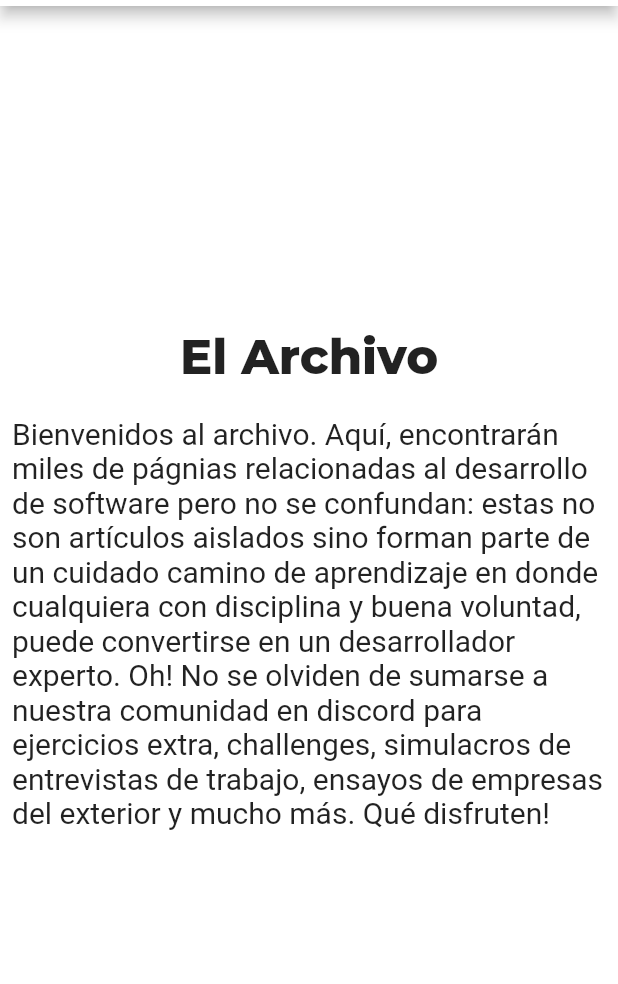
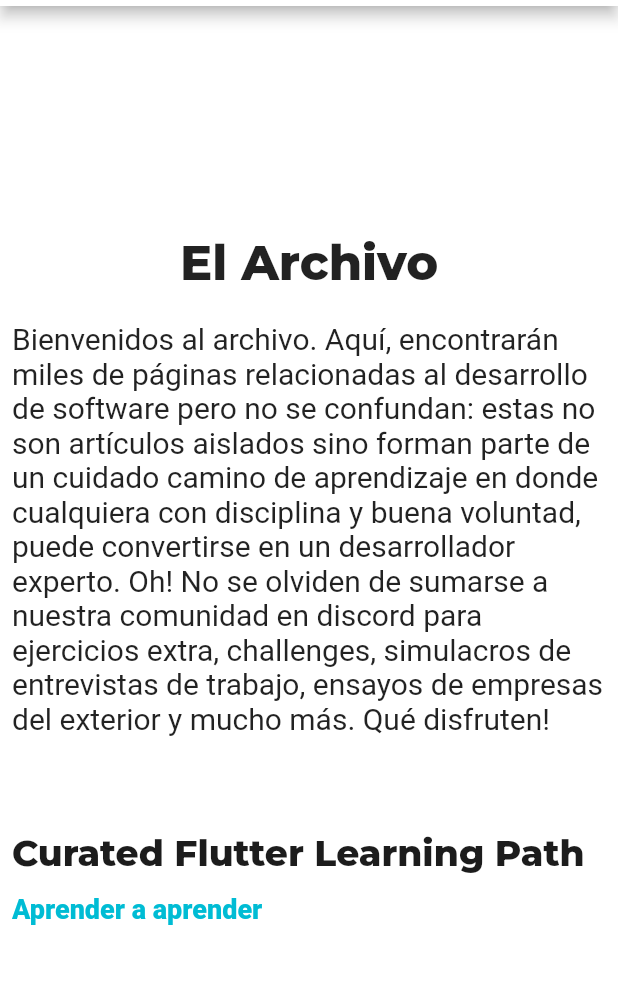
Before and after one commit to themonkslab/the_monsklab_web, a Flutter app: the screen it shows after launch, on a phone screen of 412 x 824 dp, the part 84-1068 px from its top. Run offline on Flutter 3.47's test engine with Material 2 defaults, Android fonts, the phone set to English and light mode, and no system bars; our stand-ins replace beamer, flutter_markdown, flutter_svg, google_fonts.

Commit message:
add: responsiveness to ArchiveView

```diff
--- a/lib/src/constants/_index.dart
+++ b/lib/src/constants/_index.dart
@@ -2,5 +2,6 @@ export '../ui/colors.dart';
 export '../ui/text_styles.dart';
 export 'assets.dart';
 export 'courses/_index.dart';
+export 'data.dart';
 export 'models.dart';
 export 'texts.dart';
--- a/lib/src/constants/courses/limitless.dart
+++ b/lib/src/constants/courses/limitless.dart
@@ -1,9 +1,9 @@
 import 'package:the_monkslab_web/src/constants/_index.dart';
 
 final limitless = AppCourse(
-  title: 'Sin limites',
+  title: 'Aprender a aprender',
   description:
-      'Mejora tus capacidades, aprende más rápido alcanza una vida excepcional',
+      'Un resumen propio del libro Sin limites, mejora tus capacidades, aprende más rápido alcanza una vida excepcional',
   materialsAuthor: 'Jim Kwik',
   authors: [
     const AppAuthor(name: 'Mau Di Bert', picture: ''),
--- /dev/null
+++ b/lib/src/constants/data.dart
@@ -0,0 +1,6 @@
+//* The Archive
+
+import 'package:the_monkslab_web/src/constants/_index.dart';
+
+final flutterLearningPath = AppLearningPath(
+    title: 'Curated Flutter Learning Path', courses: [limitless]);
--- a/lib/src/constants/models.dart
+++ b/lib/src/constants/models.dart
@@ -17,6 +17,16 @@ class AppAuthor {
     required this.name,
     required this.picture,
   });
+}
+
+class AppLearningPath {
+  AppLearningPath({
+    required this.title,
+    required this.courses,
+  });
+
+  final String title;
+  final List<AppCourse> courses;
 }
 
 class AppCourse {
--- a/lib/src/constants/texts.dart
+++ b/lib/src/constants/texts.dart
@@ -4,4 +4,4 @@ const appTitle = 'The Monkslab';
 //* Archive View
 const archiveViewTitle = 'El Archivo';
 const archiveViewDescription =
-    "Bienvenidos al archivo. Aquí, encontrarán miles de págnias relacionadas al desarrollo de software pero no se confundan: estas no son artículos aislados sino forman parte de un cuidado camino de aprendizaje en donde cualquiera con disciplina y buena voluntad, puede convertirse en un desarrollador experto. Oh! No se olviden de sumarse a nuestra comunidad en discord para ejercicios extra, challenges, simulacros de entrevistas de trabajo, ensayos de empresas del exterior y mucho más. Qué disfruten!";
+    "Bienvenidos al archivo. Aquí, encontrarán miles de páginas relacionadas al desarrollo de software pero no se confundan: estas no son artículos aislados sino forman parte de un cuidado camino de aprendizaje en donde cualquiera con disciplina y buena voluntad, puede convertirse en un desarrollador experto. Oh! No se olviden de sumarse a nuestra comunidad en discord para ejercicios extra, challenges, simulacros de entrevistas de trabajo, ensayos de empresas del exterior y mucho más. Qué disfruten!";
--- a/lib/src/features/archive/presentation/view.dart
+++ b/lib/src/features/archive/presentation/view.dart
@@ -10,28 +10,54 @@ class ArchiveView extends StatelessWidget {
   Widget build(BuildContext context) {
     final screenType = context.getScreenType();
 
+    final isPhoneOrTablet =
+        screenType == ScreenType.phone || screenType == ScreenType.tablet;
+
     return AppResponsiveScaffold(
         child: SingleChildScrollView(
-      child: screenType == ScreenType.phone || screenType == ScreenType.tablet
-          ? Column(
-              mainAxisAlignment: MainAxisAlignment.start,
+      child: Padding(
+        padding: padH8,
+        child: Column(
+          mainAxisAlignment: MainAxisAlignment.start,
+          children: [
+            Text(archiveViewTitle,
+                style: isPhoneOrTablet
+                    ? AppTextStyles.h1HeaderPhone
+                    : AppTextStyles.h1Header),
+            gapH20,
+            Text(archiveViewDescription, style: AppTextStyles.p),
+            gapH64,
+            Row(
               children: [
-                Text(archiveViewTitle, style: AppTextStyles.h1HeaderPhone),
-                gapH20,
-                Padding(
-                  padding: padH8,
-                  child: Text(archiveViewDescription, style: AppTextStyles.p),
-                ),
+                for (var learningPath in [flutterLearningPath])
+                  //TODO -CONT- make width max aligning column left
+                  Column(
+                    crossAxisAlignment: CrossAxisAlignment.start,
+                    children: [
+                      Text(
+                        learningPath.title,
+                        style: isPhoneOrTablet
+                            ? AppTextStyles.h2Phone
+                            : AppTextStyles.h2,
+                      ),
+                      gapH12,
+                      for (var course in learningPath.courses)
+                        Text(
+                          course.title,
+                          style: isPhoneOrTablet
+                              ? AppTextStyles.h3Phone
+                                  .copyWith(color: Colors.cyan)
+                              : AppTextStyles.h3.copyWith(
+                                  color: Colors.cyan,
+                                ),
+                        ),
+                    ],
+                  )
               ],
             )
-          : Column(
-              mainAxisAlignment: MainAxisAlignment.start,
-              children: [
-                Text(archiveViewTitle, style: AppTextStyles.h1Header),
-                gapH20,
-                Text(archiveViewDescription, style: AppTextStyles.p),
-              ],
-            ),
+          ],
+        ),
+      ),
     ));
   }
 }
--- a/lib/src/ui/text_styles.dart
+++ b/lib/src/ui/text_styles.dart
@@ -3,7 +3,7 @@ import 'package:google_fonts/google_fonts.dart';
 import 'package:the_monkslab_web/src/ui/colors.dart';
 
 class AppTextStyles {
-  //* Article Headers Phone
+  //* Phone
   static final h1HeaderPhone = GoogleFonts.montserrat(
       textStyle: const TextStyle(
     fontSize: 32.0,
@@ -16,7 +16,23 @@ class AppTextStyles {
     height: 1.55,
   ));
 
-  //   //* Article Headers Tablet, Desktop or Large
+  static final h2Phone = GoogleFonts.montserrat(
+    textStyle: const TextStyle(
+      fontSize: 24.0,
+      fontWeight: FontWeight.w800,
+      color: AppColors.black,
+    ),
+  );
+
+  static final h3Phone = GoogleFonts.libreCaslonText(
+    textStyle: const TextStyle(
+      fontSize: 18.0,
+      fontWeight: FontWeight.w800,
+      color: AppColors.black,
+    ),
+  );
+
+  //* Tablet, Desktop or Large
   static final h1Header = GoogleFonts.montserrat(
       textStyle: const TextStyle(
     fontSize: 72.0,
```
